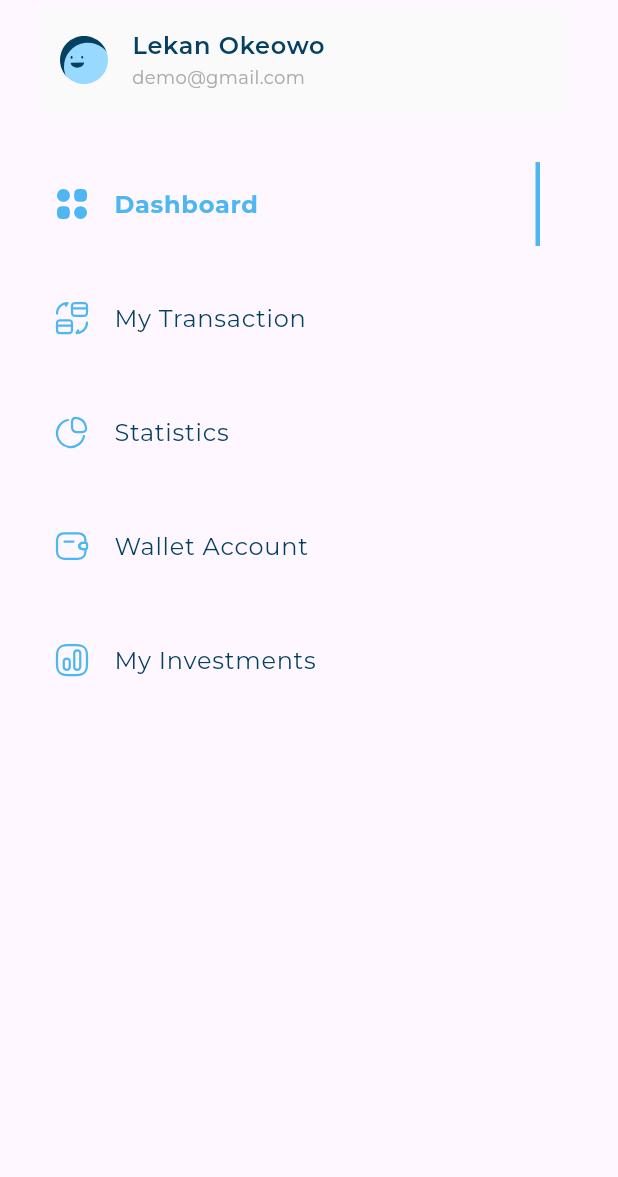
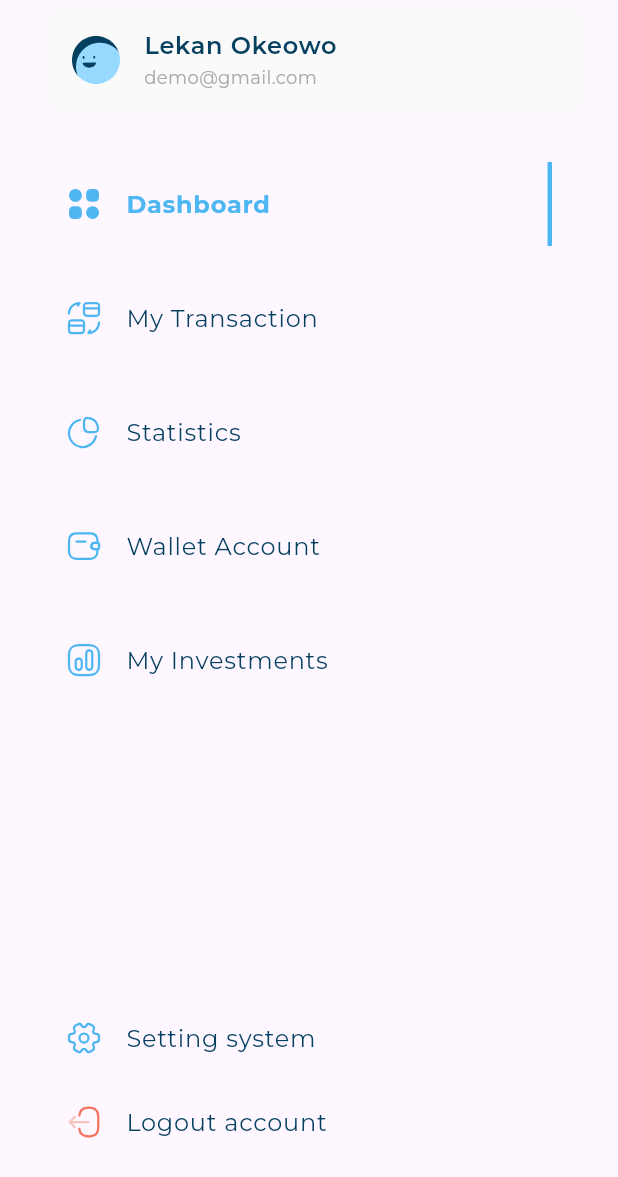
Before and after one commit to A7mednage71/Responsive_DashBoard, a Flutter app: the CustomDrawer widget shown alone on an empty page, opened directly, on a phone screen of 412 x 824 dp. Shown: the top 1177 px of the screen. Run offline on Flutter 3.47's test engine with Material 3 defaults, Android fonts, the phone set to English and light mode, and no system bars; our stand-ins replace flutter_svg, google_fonts.

Commit message:
create Logout account and Setting system items

```diff
--- a/lib/widgets/custom_drawer.dart
+++ b/lib/widgets/custom_drawer.dart
@@ -3,6 +3,7 @@ import 'package:nag/models/drawer_model.dart';
 import 'package:nag/utils/app_images.dart';
 import 'package:nag/widgets/drawer_item.dart';
 import 'package:nag/widgets/drawer_items_listview.dart';
+import 'package:nag/widgets/inactive_draweritem.dart';
 import 'package:nag/widgets/user_info_listTile.dart';
 
 class CustomDrawer extends StatelessWidget {
@@ -12,11 +13,11 @@ class CustomDrawer extends StatelessWidget {
 
   @override
   Widget build(BuildContext context) {
-    return const Padding(
-      padding: EdgeInsets.only(left: 20, right: 28),
+    return Padding(
+      padding: const EdgeInsets.only(left: 28, right: 20),
       child: Column(
         children: [
-          Card(
+          const Card(
             color: Color(0xffFAFAFA),
             elevation: 0,
             child: UserInfoListTile(
@@ -25,10 +26,20 @@ class CustomDrawer extends StatelessWidget {
               subtitle: "demo@gmail.com",
             ),
           ),
-          SizedBox(
+          const SizedBox(
             height: 8,
           ),
-          DrawerItemsListView(),
+          const DrawerItemsListView(),
+          const Spacer(),
+          InactiveDrawerItem(
+              model: DrawerItemModel(
+                  title: "Setting system", image: Assets.imageSetting)),
+          InactiveDrawerItem(
+              model: DrawerItemModel(
+                  title: "Logout account", image: Assets.imageLogout)),
+          const SizedBox(
+            height: 48,
+          )
         ],
       ),
     );
--- a/lib/widgets/drawer_items_listview.dart
+++ b/lib/widgets/drawer_items_listview.dart
@@ -14,6 +14,7 @@ class DrawerItemsListView extends StatefulWidget {
 
 class _DrawerItemsListViewState extends State<DrawerItemsListView> {
   int active = 0;
+
   final List<DrawerItemModel> drawerItems = [
     DrawerItemModel(title: "Dashboard", image: Assets.imageDashboard),
     DrawerItemModel(title: "My Transaction", image: Assets.imageMyTransaction),
```
